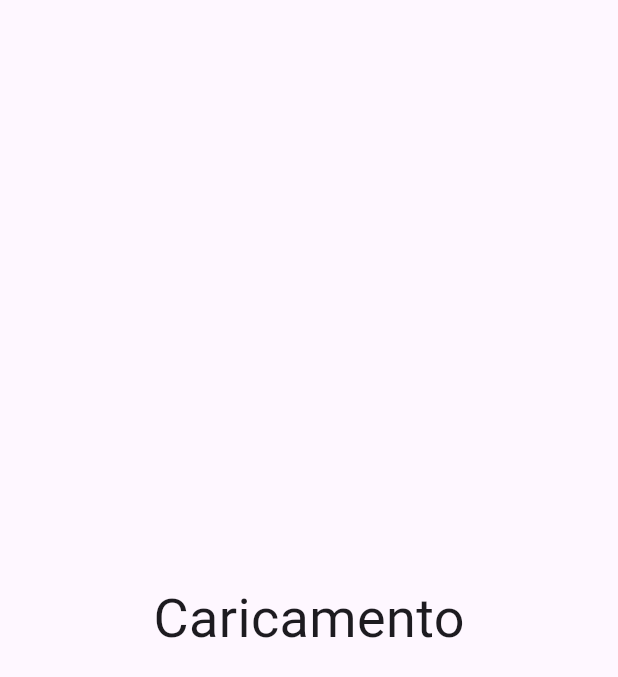
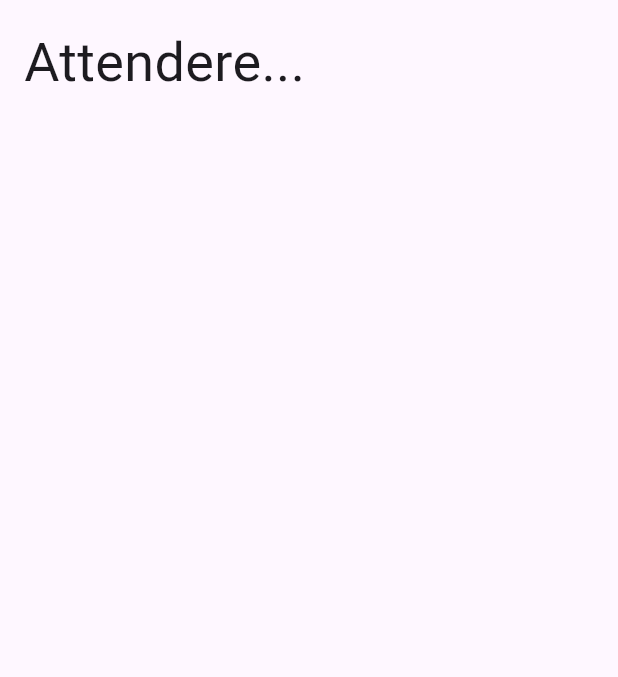
Before and after one commit to HSW-Bologna/mks-eol, a Flutter app: the screen it shows after launch, on a phone screen of 412 x 824 dp. Shown: the top 677 px of the screen. Run offline on Flutter 3.47's test engine with Material 3 defaults, Android fonts, the phone set to English and light mode, and no system bars; our stand-ins replace flutter_bloc, logger; missing offline and left inert: flutter_libserialport, modbus_client, modbus_client_serial, optional, result_type.

Commit message:
more functions

```diff
--- a/lib/view/home_page.dart
+++ b/lib/view/home_page.dart
@@ -110,47 +110,59 @@ class HomePage extends StatelessWidget {
                   ], // Only numbers can be entered
                 )),
                 ElevatedButton(onPressed: onRead, child: const Text("Read")),
-                  ElevatedButton(
-                      onPressed: onWrite, child: const Text("Write")),
+                ElevatedButton(onPressed: onWrite, child: const Text("Write")),
               ],
             );
 
         final pageCubit = context.read<_PageCubit>();
 
         return Scaffold(
-            body: Center(
+            body: SizedBox.expand(
+                child: Padding(
+          padding: const EdgeInsets.all(16),
+          child: _statusMessage(),
+        )));
+      }));
+}
+
+Widget _statusMessage() =>
+    BlocBuilder<ViewUpdater, Model>(builder: (context, model) {
+      if (model.isWaitingForConfiguration()) {
+        return const Text("Attendere...");
+      } else if (model.isThereAConfigurationError()) {
+        return Expanded(
             child: Column(
-                  mainAxisAlignment: MainAxisAlignment.center,
+                mainAxisAlignment: MainAxisAlignment.spaceBetween,
                 crossAxisAlignment: CrossAxisAlignment.center,
                 children: [
-                    if (model.ports.isPresent) ...[
+              const Text("Configurazione errata!"),
+              const SizedBox(height: 32),
+              ElevatedButton(
+                  onPressed: () {
+                    context.read<ViewUpdater>().loadTestConfiguration();
+                  },
+                  child: const Padding(
+                      padding: EdgeInsets.all(8), child: Text("Riprova")))
+            ]));
+      } else if (model.isThereAConnectionError()) {
+        return Expanded(
+            child: Column(
+                mainAxisAlignment: MainAxisAlignment.spaceBetween,
+                crossAxisAlignment: CrossAxisAlignment.center,
+                children: [
               Text(
                   "Ricerca dei dispositivi fallita: ${model.ports.value.failure}"),
-                      const SizedBox(height: 16),
+              const SizedBox(height: 32),
               ElevatedButton(
-                          onPressed: () =>
-                              context.read<ViewUpdater>().findPorts(),
-                          child: const Text("Riprova")),
-                    ],
-                    if (model.ports.isEmpty) ...[
-                      const Text("Caricamento"),
-                    ],
-                    /*DropdownMenu<String>(
-                      initialSelection: model.connectedPort.orElseNull,
-                      onSelected: (String? value) {
-                        if (value != null) {
-                          context.read<ViewUpdater>().connectToPort(value);
+                  onPressed: () {
+                    context.read<ViewUpdater>().findPorts();
+                  },
+                  child: const Padding(
+                      padding: EdgeInsets.all(8), child: Text("Riprova")))
+            ]));
+      } else if (model.ports.isEmpty) {
+        return const Text("Connessione in corso...");
+      } else {
+        return const Text("Attendere...");
       }
-                      },
-                      dropdownMenuEntries: model.serialPorts
-                          .map<DropdownMenuEntry<String>>((String value) {
-                        return DropdownMenuEntry<String>(
-                            value: value, label: value);
-                      }).toList(),
-                    ),*/
-                  ]),
-            ),
-          );
-        }),
-      );
-}
+    });
```
Also changed, not shown: lib/controller/view_updater.dart (+63 -10 lines), lib/model/model.dart (+73 -19 lines), lib/view/test_sequence_page.dart (+89 -19 lines), test.json (+27 -13 lines), 1 other file. Lines whose indentation alone changed are shown as unchanged.
